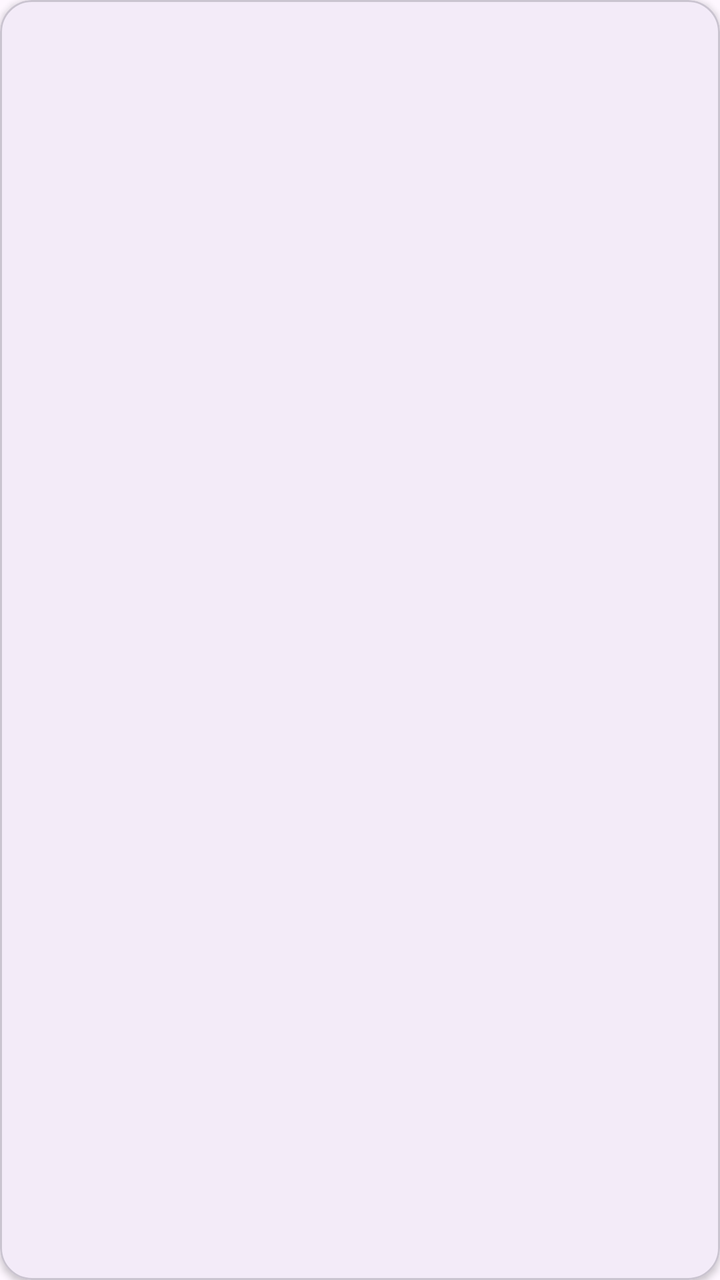
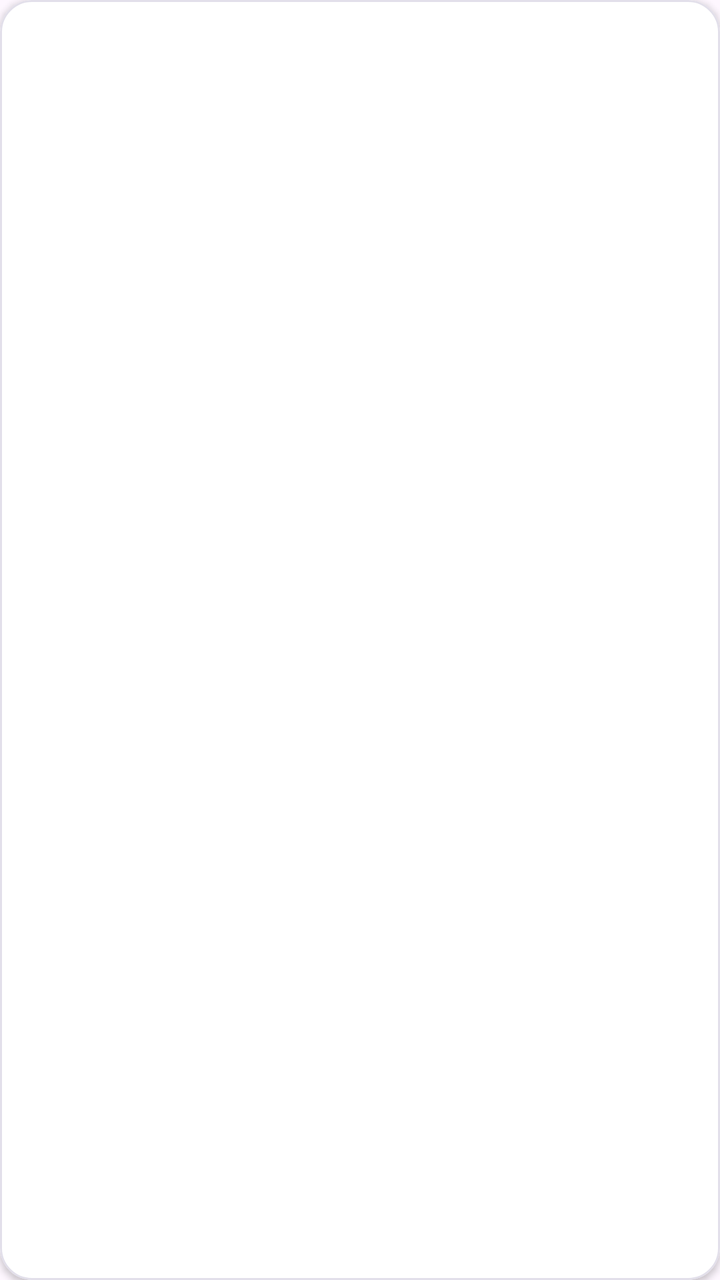

Screens rendered from an Android XML layout before and after an edit, with the pre-edit source and the edit as a unified diff.
<!-- AndroidManifest.xml: application theme Theme.Prueba_emulador -->
<!-- res/layout/item_ejercicio.xml -->
<?xml version="1.0" encoding="utf-8"?>
<com.google.android.material.card.MaterialCardView
    xmlns:android="http://schemas.android.com/apk/res/android"
    xmlns:app="http://schemas.android.com/apk/res-auto"
    android:layout_width="match_parent"
    android:layout_height="wrap_content"
    android:layout_marginBottom="12dp"
    app:cardCornerRadius="16dp"
    app:cardElevation="2dp">

    <LinearLayout
        android:layout_width="match_parent"
        android:layout_height="wrap_content"
        android:orientation="vertical"
        android:padding="16dp">

        <TextView
            android:id="@+id/tv_titulo_ejercicio"
            android:layout_width="match_parent"
            android:layout_height="wrap_content"
            android:textSize="18sp"
            android:textStyle="bold"
            android:textColor="@color/deep_night" />

        <TextView
            android:id="@+id/tv_descripcion_ejercicio"
            android:layout_width="match_parent"
            android:layout_height="wrap_content"
            android:layout_marginTop="6dp"
            android:textSize="14sp"
            android:textColor="@color/text_secondary" />

        <TextView
            android:id="@+id/tv_duracion_ejercicio"
            android:layout_width="match_parent"
            android:layout_height="wrap_content"
            android:layout_marginTop="10dp"
            android:textSize="13sp"
            android:textStyle="bold"
            android:textColor="@color/green_regulator" />

    </LinearLayout>

</com.google.android.material.card.MaterialCardView>
<!-- resources referenced by this layout -->
<resources>
  <color name="deep_night">#434969</color>
  <color name="green_regulator">#9FC6A4</color>
  <color name="text_secondary">#6B6F76</color>
  <style name="Theme.Prueba_emulador" parent="Base.Theme.Prueba_emulador" />
  <style name="Base.Theme.Prueba_emulador" parent="Theme.Material3.DayNight.NoActionBar">
          
          
      </style>
</resources>

<!-- the commit's change to res/layout/item_ejercicio.xml (unified diff, before → after) -->
@@ -5,8 +5,11 @@
     android:layout_width="match_parent"
     android:layout_height="wrap_content"
     android:layout_marginBottom="12dp"
+    app:cardBackgroundColor="@color/surface"
     app:cardCornerRadius="16dp"
-    app:cardElevation="2dp">
+    app:cardElevation="2dp"
+    app:strokeColor="@color/border"
+    app:strokeWidth="1dp">
 
     <LinearLayout
         android:layout_width="match_parent"
<!-- resource entries referenced after the edit -->
@@ -1,7 +1,9 @@
 <!-- resources referenced by this layout -->
 <resources>
+  <color name="border">#E2DFEA</color>
   <color name="deep_night">#434969</color>
   <color name="green_regulator">#9FC6A4</color>
+  <color name="surface">#FFFFFF</color>
   <color name="text_secondary">#6B6F76</color>
   <style name="Theme.Prueba_emulador" parent="Base.Theme.Prueba_emulador" />
   <style name="Base.Theme.Prueba_emulador" parent="Theme.Material3.DayNight.NoActionBar">
